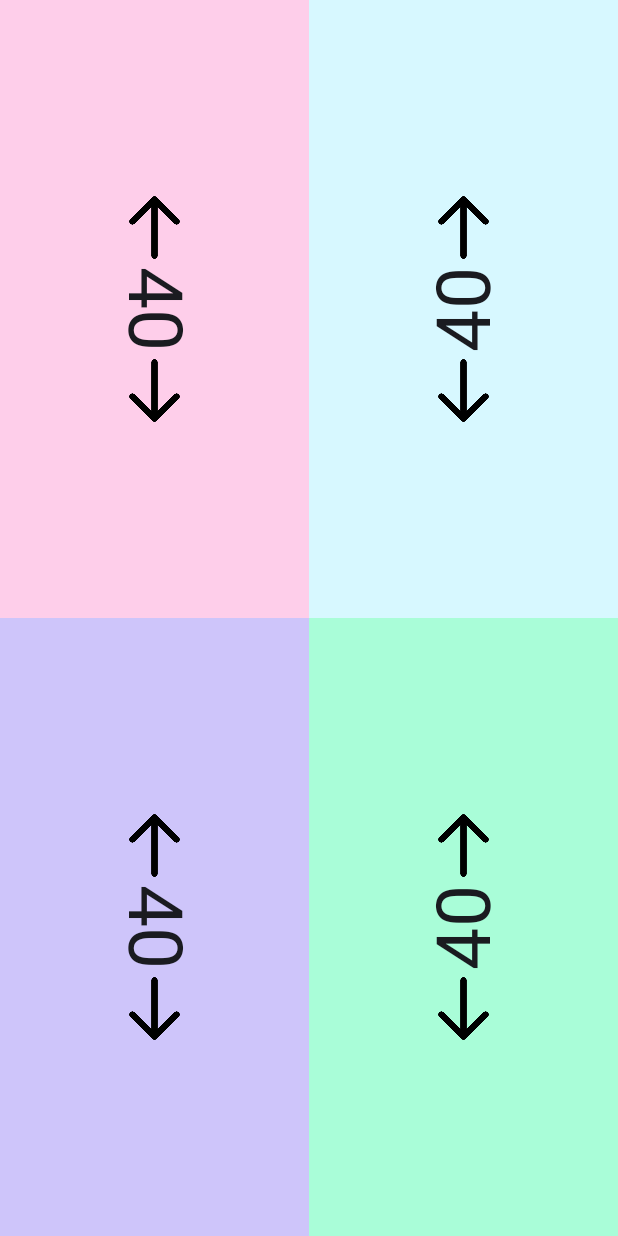
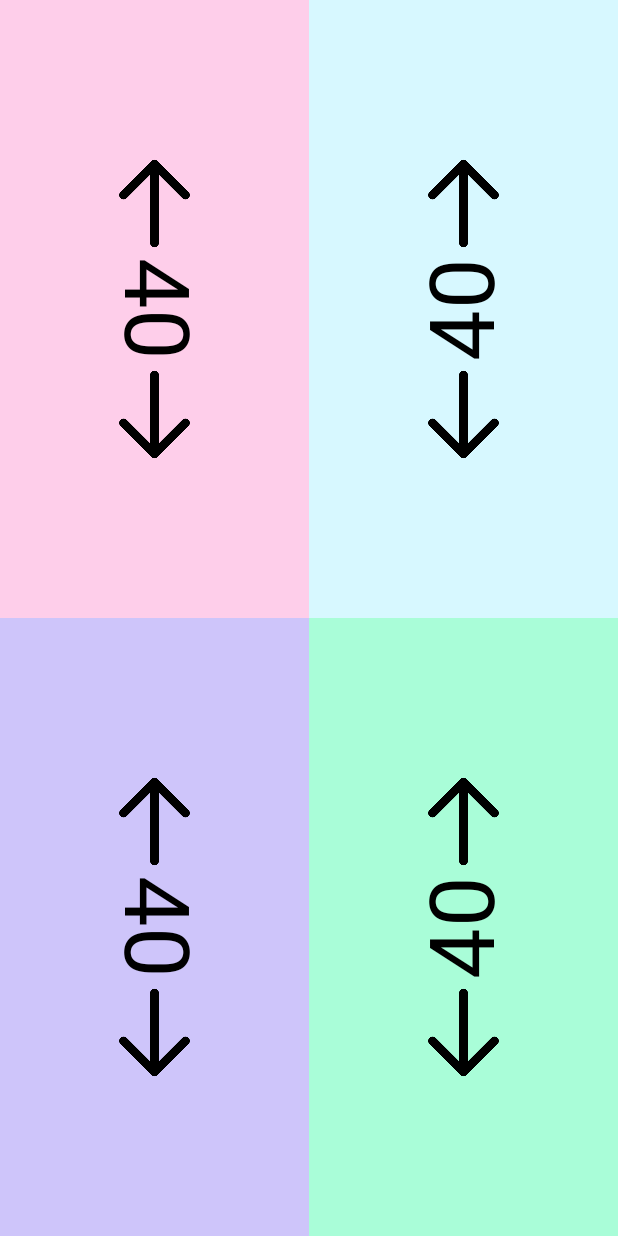
Before and after one commit to gvidas123/MtgLifeCounter, an Android app built with Jetpack Compose: the CommanderScreen screen opened through its navigation route, on a phone screen of 412 x 824 dp. Run offline under Robolectric (Android 15) with nearby library versions, the phone set to English and light mode, and no system bars.

Commit message:
playing with colors

```diff
--- a/app/src/main/java/com/example/mtglifecounter/MainActivity.kt
+++ b/app/src/main/java/com/example/mtglifecounter/MainActivity.kt
@@ -6,10 +6,12 @@ import androidx.activity.compose.setContent
 import androidx.activity.enableEdgeToEdge
 import com.example.mtglifecounter.ui.theme.MtgLifeCounterTheme
 
+
 class MainActivity : ComponentActivity() {
     override fun onCreate(savedInstanceState: Bundle?) {
         enableEdgeToEdge()
         super.onCreate(savedInstanceState)
+
         setContent {
             MtgLifeCounterTheme {
                 MtgLifeCounterApp()
--- a/app/src/main/java/com/example/mtglifecounter/screens/CommanderScreen.kt
+++ b/app/src/main/java/com/example/mtglifecounter/screens/CommanderScreen.kt
@@ -9,6 +9,7 @@ import androidx.compose.foundation.layout.fillMaxHeight
 import androidx.compose.foundation.layout.fillMaxSize
 import androidx.compose.foundation.layout.fillMaxWidth
 import androidx.compose.foundation.layout.size
+import androidx.compose.material3.Button
 import androidx.compose.material3.Text
 import androidx.compose.runtime.Composable
 import androidx.compose.runtime.mutableIntStateOf
@@ -17,6 +18,7 @@ import androidx.compose.ui.Alignment
 import androidx.compose.ui.Modifier
 import androidx.compose.ui.draw.drawBehind
 import androidx.compose.ui.draw.rotate
+import androidx.compose.ui.focus.focusModifier
 import androidx.compose.ui.graphics.Color
 import androidx.compose.ui.layout.ContentScale
 import androidx.compose.ui.res.painterResource
@@ -71,6 +73,13 @@ fun CommanderScreen() {
                 addtion = -1
             )
         }
+        Button(
+            onClick = {},
+            modifier = Modifier
+        ) {
+
+
+        }
     }
 }
 @Composable
@@ -100,13 +109,14 @@ fun Quadrant(name: String,sizeW: Float,color: Color,rotation: Float,addtion: Int
                 .clickable {
                     number.intValue -= addtion
                 }
-                .size(50.dp)
+                .size(70.dp)
                 .rotate(360f - 90f)
                 .fillMaxWidth()
         )
 
         Text("${number.intValue}",
-            fontSize = 50.sp,
+            fontSize = 60.sp,
+            color = Color.Black,
             textAlign = TextAlign.Center,
             modifier = Modifier
                 .fillMaxWidth()
@@ -121,7 +131,7 @@ fun Quadrant(name: String,sizeW: Float,color: Color,rotation: Float,addtion: Int
                 .clickable {
                     number.intValue += addtion
                 }
-                .size(50.dp)
+                .size(70.dp)
                 .rotate(90f)
                 .fillMaxWidth()
         )//testing
--- a/app/src/main/java/com/example/mtglifecounter/screens/StartScreen.kt
+++ b/app/src/main/java/com/example/mtglifecounter/screens/StartScreen.kt
@@ -19,7 +19,7 @@ import com.example.mtglifecounter.ui.theme.Greenish
 import com.example.mtglifecounter.ui.theme.Orangish
 import com.example.mtglifecounter.ui.theme.Whitish
 import com.example.mtglifecounter.ui.theme.LightGreenish
-
+import java.io.File
 
 
 @Composable
@@ -60,7 +60,8 @@ fun StartScreen(
                 )
             )
             {
-                Text(text = "1 v 1 ",
+                Text(
+                    text = "yes",
                     color = Color.White
                 )
             }
```
Also changed, not shown: app/src/main/java/com/example/mtglifecounter/MainScreen.kt (+0 -7 lines).
